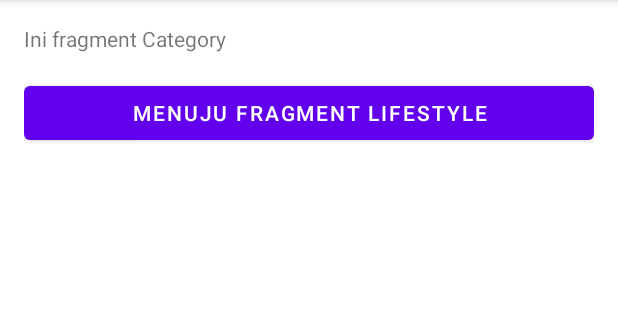
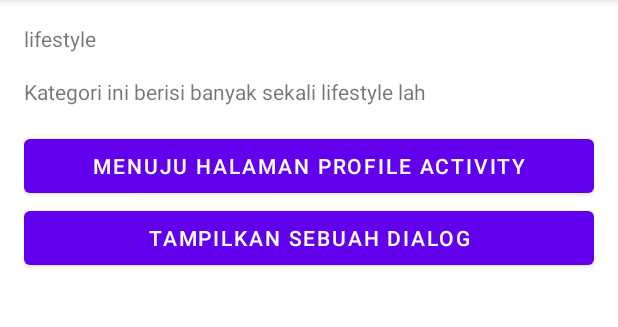
Before and after one commit to gusentanan/kotlin-android-fundamental, an Android app: the fragment CategoryFragment placed in its activity, after a tap on "MENUJU FRAGMENT LIFESTYLE", on a phone screen of 412 x 824 dp, the part 84-411 px from its top. Run offline under Robolectric (Android 15) with nearby library versions, the light colour scheme and no system bars.

Commit message:
pass data between fragment

```diff
--- a/app/src/main/java/com/example/learn_activity/CategoryFragment.kt
+++ b/app/src/main/java/com/example/learn_activity/CategoryFragment.kt
@@ -29,6 +29,21 @@ class CategoryFragment : Fragment(), View.OnClickListener {
 
     override fun onClick(v: View?) {
         if(v?.id == R.id.btn_detail_category){
+            val myDetailCategoryFragment = DetailCategoryFragment()
+
+            val myBundle = Bundle()
+            myBundle.putString(DetailCategoryFragment.EXTRA_NAME, "lifestyle")
+            val desc = "Kategori ini berisi banyak sekali lifestyle lah"
+
+            myDetailCategoryFragment.arguments = myBundle
+            myDetailCategoryFragment.desc = desc
+
+            val myFragmentManager = parentFragmentManager
+            myFragmentManager.beginTransaction().apply {
+                replace(R.id.frame_container, myDetailCategoryFragment, DetailCategoryFragment::class.java.simpleName)
+                addToBackStack(null)
+                commit()
+            }
 
         }
     }
--- /dev/null
+++ b/app/src/main/java/com/example/learn_activity/DetailCategoryFragment.kt
@@ -0,0 +1,55 @@
+package com.example.learn_activity
+
+import android.os.Bundle
+import androidx.fragment.app.Fragment
+import android.view.LayoutInflater
+import android.view.View
+import android.view.ViewGroup
+import android.widget.Button
+import android.widget.TextView
+import org.w3c.dom.Text
+
+
+class DetailCategoryFragment : Fragment() {
+    lateinit var tvCategoryName: TextView
+    lateinit var tvCategoryDesc: TextView
+    var desc: String? = null
+
+    companion object {
+        var EXTRA_NAME = "extra_name"
+        var EXTRA_DESC = "extra_desc"
+    }
+
+    override fun onCreateView(
+        inflater: LayoutInflater, container: ViewGroup?,
+        savedInstanceState: Bundle?
+    ): View? {
+        // Inflate the layout for this fragment
+        return inflater.inflate(R.layout.fragment_detail_category, container, false)
+    }
+
+    override fun onViewCreated(view: View, savedInstanceState: Bundle?) {
+        super.onViewCreated(view, savedInstanceState)
+        tvCategoryName = view.findViewById(R.id.tv_category_name)
+        tvCategoryDesc = view.findViewById(R.id.tv_category_description)
+        val btnToProfile:Button = view.findViewById(R.id.btn_profile)
+        val btnShowDialog: Button = view.findViewById(R.id.btn_show_dialog)
+
+        if(savedInstanceState != null){
+            val descFromBundle = savedInstanceState.getString(EXTRA_DESC)
+            desc = descFromBundle
+        }
+
+        if(arguments != null){
+            val categoryName =  arguments?.getString(EXTRA_NAME)
+            tvCategoryName.text = categoryName
+            tvCategoryDesc.text  = desc
+        }
+
+    }
+
+
+
+
+
+}
--- /dev/null
+++ b/app/src/main/res/layout/fragment_detail_category.xml
@@ -0,0 +1,30 @@
+<LinearLayout xmlns:android="http://schemas.android.com/apk/res/android"
+    xmlns:tools="http://schemas.android.com/tools"
+    android:layout_width="match_parent"
+    android:layout_height="match_parent"
+    android:orientation="vertical"
+    android:padding="16dp">
+
+    <TextView
+        android:id="@+id/tv_category_name"
+        android:layout_width="match_parent"
+        android:layout_height="wrap_content"
+        android:layout_marginBottom="16dp"
+        android:text="@string/category_name" />
+    <TextView
+        android:id="@+id/tv_category_description"
+        android:layout_width="match_parent"
+        android:layout_height="wrap_content"
+        android:layout_marginBottom="16dp"
+        android:text="@string/category_description" />
+    <Button
+        android:id="@+id/btn_profile"
+        android:layout_width="match_parent"
+        android:layout_height="wrap_content"
+        android:text="@string/to_profile" />
+    <Button
+        android:id="@+id/btn_show_dialog"
+        android:layout_width="match_parent"
+        android:layout_height="wrap_content"
+        android:text="@string/show_dialog" />
+</LinearLayout>
--- a/app/src/main/res/values/strings.xml
+++ b/app/src/main/res/values/strings.xml
@@ -8,7 +8,7 @@
     <string name="category_lifestyle">menuju fragment Lifestyle</string>
     <string name="category_name">Category Name</string>
     <string name="category_description">Category Description</string>
-    <string name="to_profile">Ke Halaman Profile Activity</string>
+    <string name="to_profile">Menuju Halaman Profile Activity</string>
     <string name="show_dialog">Tampilkan sebuah dialog</string>
     <string name="question_coach">Siapa pelatih tersukses Machester United?</string>
     <string name="sir_alex_ferguson">Sir Alex Ferguson</string>
```
